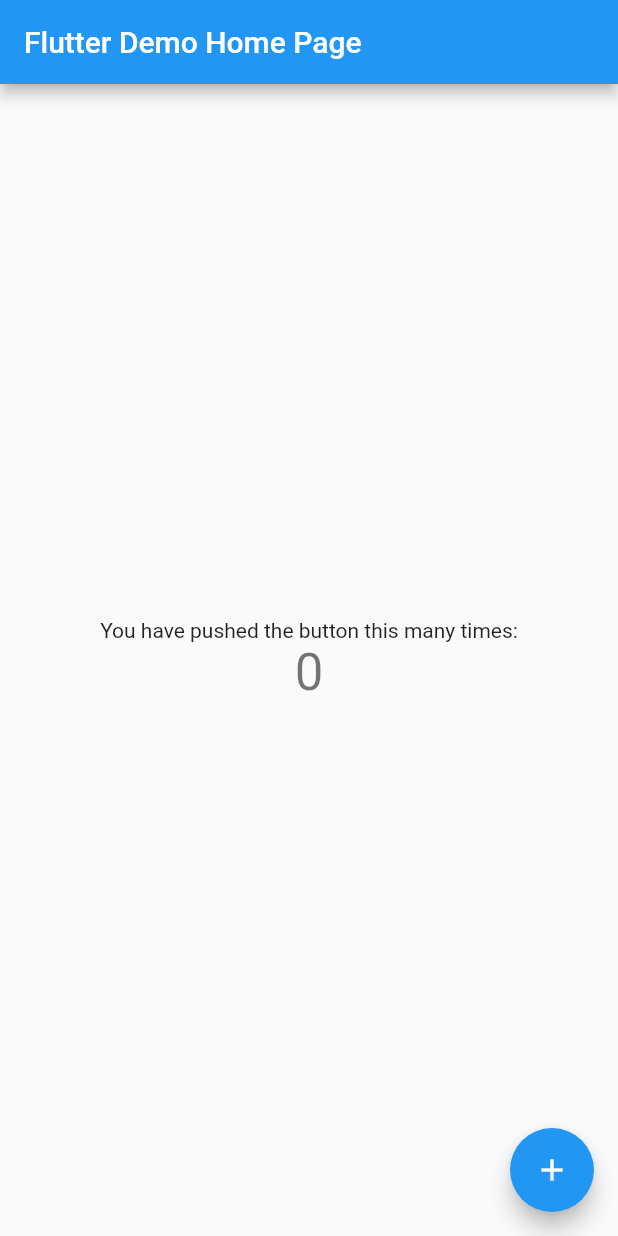
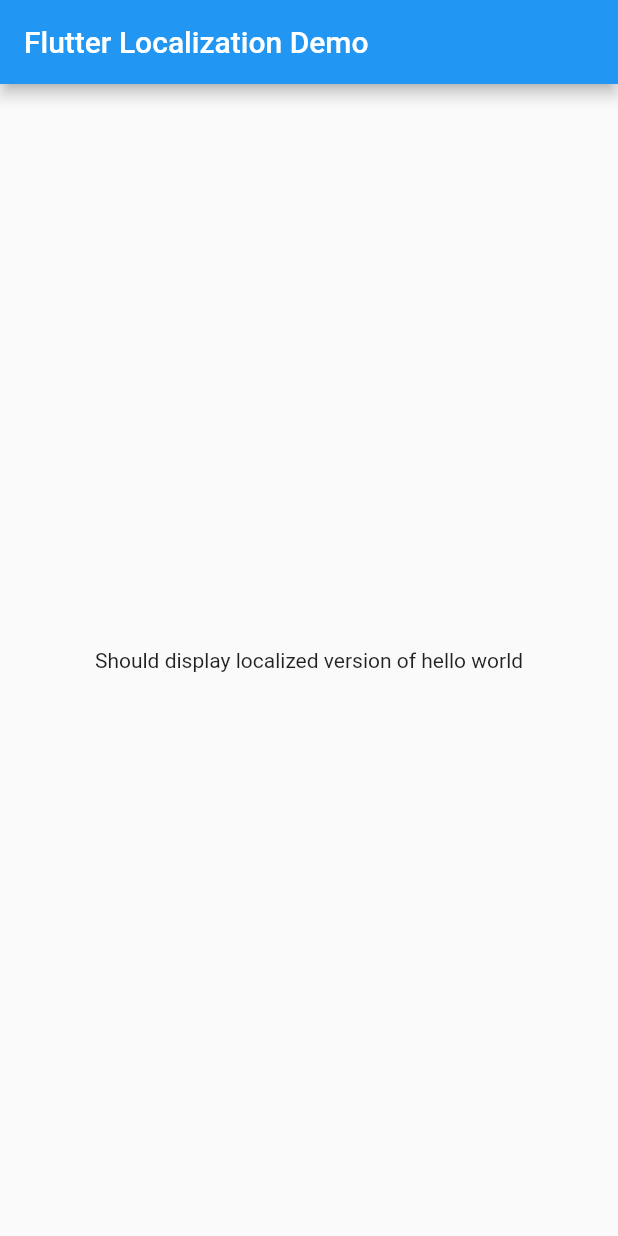
Before and after one commit to Areiser/flutter_internationalization_example, a Flutter app: the screen it shows after launch, on a phone screen of 412 x 824 dp. Run offline on Flutter 3.47's test engine with Material 2 defaults, Android fonts, the phone set to English and light mode, and no system bars.

Commit message:
Remove unused stuff

```diff
--- a/lib/main.dart
+++ b/lib/main.dart
@@ -5,107 +5,36 @@ void main() {
 }
 
 class MyApp extends StatelessWidget {
-  // This widget is the root of your application.
   @override
   Widget build(BuildContext context) {
     return new MaterialApp(
-      title: 'Flutter Demo',
+      title: 'Flutter Localization Demo',
       theme: new ThemeData(
-        // This is the theme of your application.
-        //
-        // Try running your application with "flutter run". You'll see the
-        // application has a blue toolbar. Then, without quitting the app, try
-        // changing the primarySwatch below to Colors.green and then invoke
-        // "hot reload" (press "r" in the console where you ran "flutter run",
-        // or press Run > Flutter Hot Reload in IntelliJ). Notice that the
-        // counter didn't reset back to zero; the application is not restarted.
         primarySwatch: Colors.blue,
       ),
-      home: new MyHomePage(title: 'Flutter Demo Home Page'),
+      home: new MyHomePage(title: 'Flutter Localization Demo'),
     );
   }
 }
 
-class MyHomePage extends StatefulWidget {
+class MyHomePage extends StatelessWidget {
   MyHomePage({Key key, this.title}) : super(key: key);
-
-  // This widget is the home page of your application. It is stateful, meaning
-  // that it has a State object (defined below) that contains fields that affect
-  // how it looks.
-
-  // This class is the configuration for the state. It holds the values (in this
-  // case the title) provided by the parent (in this case the App widget) and
-  // used by the build method of the State. Fields in a Widget subclass are
-  // always marked "final".
-
   final String title;
 
   @override
-  _MyHomePageState createState() => new _MyHomePageState();
-}
-
-class _MyHomePageState extends State<MyHomePage> {
-  int _counter = 0;
-
-  void _incrementCounter() {
-    setState(() {
-      // This call to setState tells the Flutter framework that something has
-      // changed in this State, which causes it to rerun the build method below
-      // so that the display can reflect the updated values. If we changed
-      // _counter without calling setState(), then the build method would not be
-      // called again, and so nothing would appear to happen.
-      _counter++;
-    });
-  }
-
-  @override
   Widget build(BuildContext context) {
-    // This method is rerun every time setState is called, for instance as done
-    // by the _incrementCounter method above.
-    //
-    // The Flutter framework has been optimized to make rerunning build methods
-    // fast, so that you can just rebuild anything that needs updating rather
-    // than having to individually change instances of widgets.
     return new Scaffold(
       appBar: new AppBar(
-        // Here we take the value from the MyHomePage object that was created by
-        // the App.build method, and use it to set our appbar title.
-        title: new Text(widget.title),
+        title: new Text(this.title),
       ),
       body: new Center(
-        // Center is a layout widget. It takes a single child and positions it
-        // in the middle of the parent.
         child: new Column(
-          // Column is also layout widget. It takes a list of children and
-          // arranges them vertically. By default, it sizes itself to fit its
-          // children horizontally, and tries to be as tall as its parent.
-          //
-          // Invoke "debug paint" (press "p" in the console where you ran
-          // "flutter run", or select "Toggle Debug Paint" from the Flutter tool
-          // window in IntelliJ) to see the wireframe for each widget.
-          //
-          // Column has various properties to control how it sizes itself and
-          // how it positions its children. Here we use mainAxisAlignment to
-          // center the children vertically; the main axis here is the vertical
-          // axis because Columns are vertical (the cross axis would be
-          // horizontal).
           mainAxisAlignment: MainAxisAlignment.center,
           children: <Widget>[
-            new Text(
-              'You have pushed the button this many times:',
-            ),
-            new Text(
-              '${_counter}',
-              style: Theme.of(context).textTheme.display1,
-            ),
+            new Text('Should display localized version of hello world'),
           ],
         ),
       ),
-      floatingActionButton: new FloatingActionButton(
-        onPressed: _incrementCounter,
-        tooltip: 'Increment',
-        child: new Icon(Icons.add),
-      ), // This trailing comma makes auto-formatting nicer for build methods.
     );
   }
 }
```
